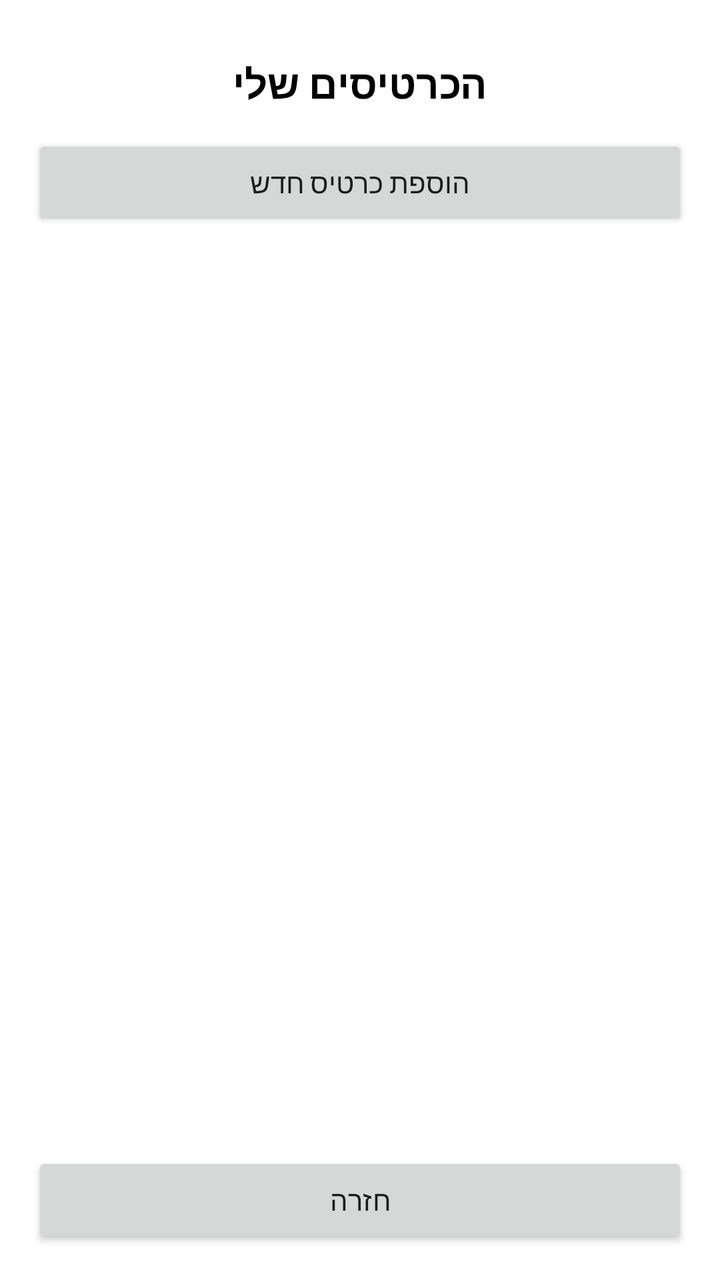
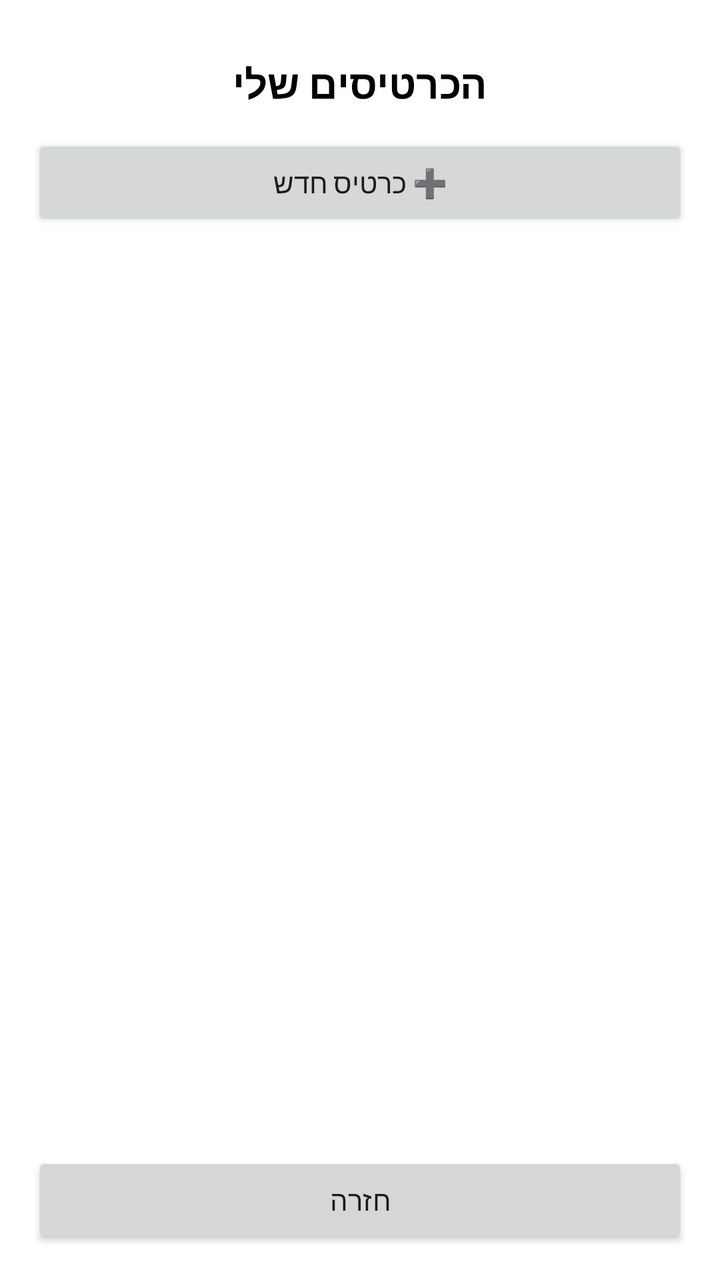

Two renders of the same Android screen: before a commit and after it. Below are the layout's source before the change and the commit's diff.
<!-- AndroidManifest.xml: application theme Theme.NewHomeWork -->
<!-- res/layout/activity_cards_list.xml -->
<?xml version="1.0" encoding="utf-8"?>
<LinearLayout xmlns:android="http://schemas.android.com/apk/res/android"
    android:id="@+id/main"
    android:layout_width="match_parent"
    android:layout_height="match_parent"
    android:orientation="vertical"
    android:padding="16dp"
    android:background="#FFFFFF">

    <TextView
        android:id="@+id/tvCount"
        android:layout_width="match_parent"
        android:layout_height="wrap_content"
        android:text="הכרטיסים שלי"
        android:textSize="20sp"
        android:textStyle="bold"
        android:textColor="#000000"
        android:gravity="center"
        android:padding="12dp" />

    <Button
        android:id="@+id/btnAdd"
        android:layout_width="match_parent"
        android:layout_height="wrap_content"
        android:text="הוספת כרטיס חדש" />

    <ListView
        android:id="@+id/lvCards"
        android:layout_width="match_parent"
        android:layout_height="0dp"
        android:layout_weight="1"
        android:divider="#CCCCCC"
        android:dividerHeight="1dp" />

    <Button
        android:id="@+id/btnBack"
        android:layout_width="match_parent"
        android:layout_height="wrap_content"
        android:text="חזרה"
        android:layout_marginTop="12dp" />
</LinearLayout>
<!-- resources referenced by this layout -->
<resources>
  <style name="Theme.NewHomeWork" parent="Base.Theme.NewHomeWork" />
  <style name="Base.Theme.NewHomeWork" parent="Theme.AppCompat.Light.DarkActionBar">
  
          <item name="colorPrimary">#6750A4</item>
          <item name="colorPrimaryDark">#4A2F96</item>
          <item name="colorAccent">#6750A4</item>
  
      </style>
</resources>

<!-- the commit's change to res/layout/activity_cards_list.xml (unified diff, before → after) -->
@@ -18,12 +18,14 @@
         android:gravity="center"
         android:padding="12dp" />
 
+    
     <Button
         android:id="@+id/btnAdd"
         android:layout_width="match_parent"
         android:layout_height="wrap_content"
-        android:text="הוספת כרטיס חדש" />
+        android:text="➕ כרטיס חדש" />
 
+    
     <ListView
         android:id="@+id/lvCards"
         android:layout_width="match_parent"
@@ -38,4 +40,5 @@
         android:layout_height="wrap_content"
         android:text="חזרה"
         android:layout_marginTop="12dp" />
+
 </LinearLayout>
